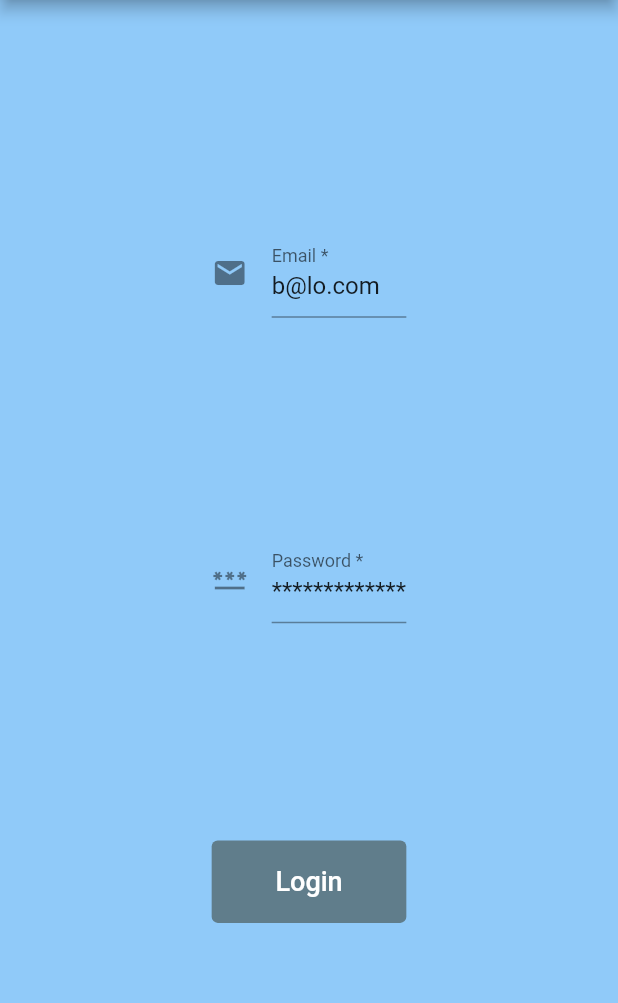
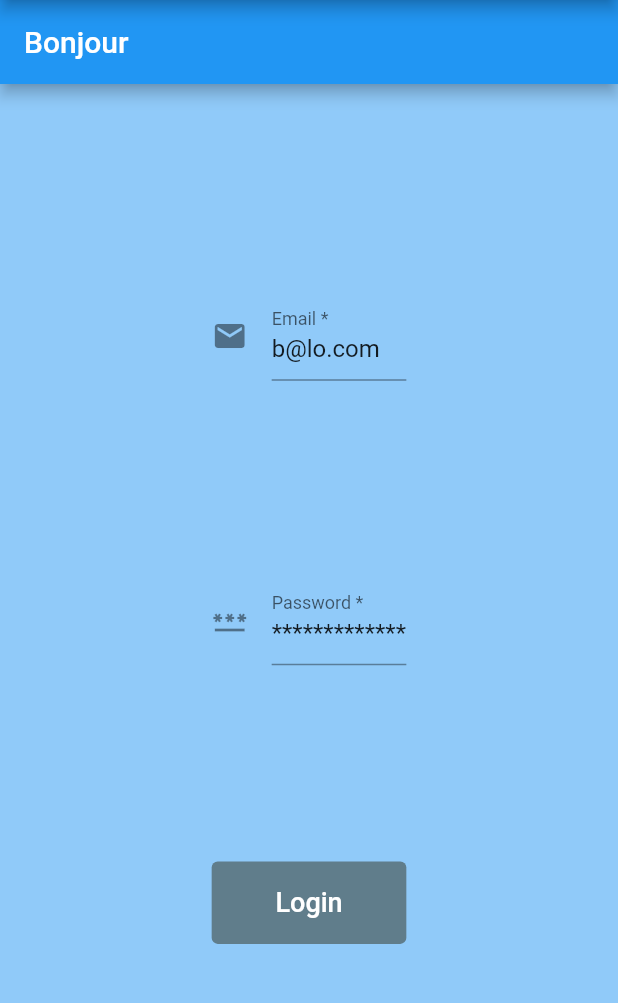
Before and after one commit to DutchJavaDev/pfeditor, a Flutter app: the screen it shows after launch, on a phone screen of 412 x 824 dp, the part 84-1087 px from its top. Run offline on Flutter 3.47's test engine with Material 2 defaults, Android fonts, the phone set to English and light mode, and no system bars.

Commit message:
Update login.dart

```diff
--- a/lib/components/login.dart
+++ b/lib/components/login.dart
@@ -28,9 +28,12 @@ class _LoginPageState extends State<LoginPage> {
     var appWidth = MediaQuery.of(context).size.width;
     var containerWidth = appWidth * 0.5;
     var formPadding = containerWidth * 0.185;
-    return Hero(
-        tag: "landing",
-        child: Center(
+    return Scaffold(
+        appBar: AppBar(
+          title: const Text("Bonjour"),
+        ),
+        backgroundColor: Theme.of(context).backgroundColor,
+        body: Center(
           child: Padding(
               padding: const EdgeInsets.all(8.0),
               child: Container(
@@ -102,6 +105,9 @@ class _LoginPageState extends State<LoginPage> {
                                         if (await api.simulateLogin(
                                             _controllers[0].text,
                                             _controllers[1].text)) {
+                                          setState(() {
+                                            _showLoading = false;
+                                          });
                                           Navigator.pushNamed(context, '/home');
                                           return;
                                         }
```
